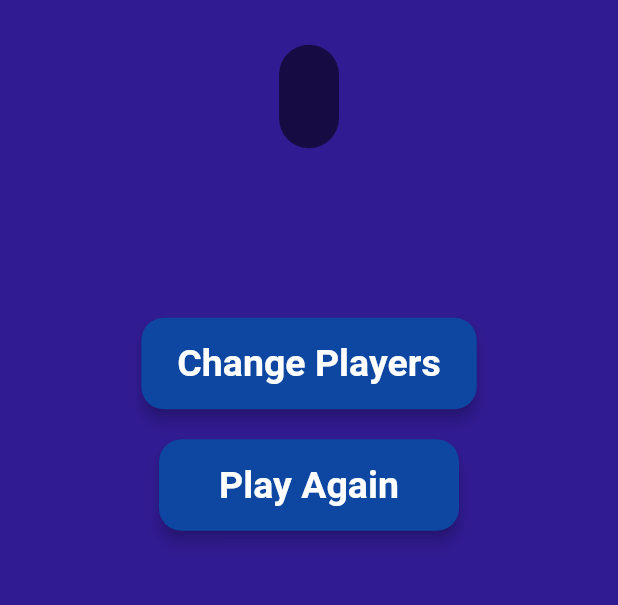
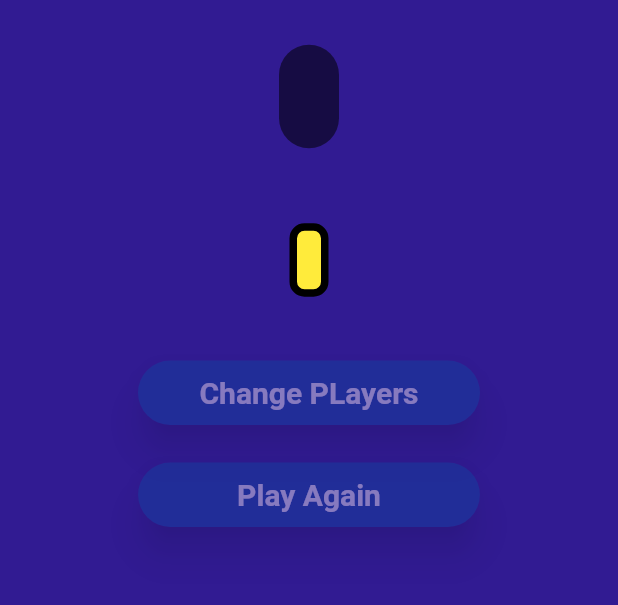
Before and after one commit to abdullahdarofficial/XO-Royale, a Flutter app: the End_Screen screen opened directly with empty values, on a phone screen of 412 x 824 dp, the part 424-1029 px from its top. Run offline on Flutter 3.47's test engine with Material 2 defaults, Android fonts, the phone set to English and light mode, and no system bars.

Commit message:
Animation Added

```diff
--- a/lib/Pages/End_Screen.dart
+++ b/lib/Pages/End_Screen.dart
@@ -1,3 +1,5 @@
+import 'dart:async';
+
 import 'package:flutter/material.dart';
 import 'package:tic_tac_toe/Pages/Game_Page.dart';
 import 'package:tic_tac_toe/Pages/Intro_Screen.dart';
@@ -24,6 +26,7 @@ class _End_ScreenState extends State<End_Screen> {
   var result = '';
   var name1 = '';
   var name2 = '';
+  var _opacity = 0.0;
 
   @override
   void initState() {
@@ -33,6 +36,12 @@ class _End_ScreenState extends State<End_Screen> {
     result = widget.result;
     name1=widget.name1;
     name2=widget.name2;
+
+    Timer(Duration(seconds: 1),(){
+      setState(() {
+        _opacity=1.0;
+      });
+    });
   }
   Widget build(BuildContext context) {
     return Scaffold(
@@ -40,9 +49,11 @@ class _End_ScreenState extends State<End_Screen> {
       body: Container(
         margin: EdgeInsets.only(left: 50,right: 50),
         child: Center(
+          child: SingleChildScrollView(
             child: Column(
               mainAxisAlignment: MainAxisAlignment.center,
               children: [
+                SizedBox(height: 10,),
                 Container(
                   decoration: BoxDecoration(
                       color: Colors.black54,
@@ -101,64 +112,85 @@ class _End_ScreenState extends State<End_Screen> {
                   ),
                 ),
                 SizedBox(height: 50,),
-              Text(result,
+                Container(
+                  decoration: BoxDecoration(
+                    color: Colors.yellow,
+                    borderRadius: BorderRadius.circular(10),
+                    border: Border.all(
+                      width: 5.0,
+                      color: Colors.black,
+                    ),
+
+                  ),
+                  child: Padding(
+                    padding: const EdgeInsets.all(8.0),
+                    child: Text(result,
+                      style: TextStyle(
+                          fontSize: 20,
+                          color: Colors.black,
+                          fontWeight: FontWeight.bold
+                      ),),
+                  ),
+                ),
+                SizedBox(height: 40,),
+                AnimatedOpacity(
+                  opacity: _opacity,
+                  duration: Duration(seconds: 2),
+                  curve: Curves.easeInOut,
+                  child: ElevatedButton(onPressed: (){
+                    Navigator.pushReplacement(context, MaterialPageRoute(builder: (context) {
+                      return Intro_Screen();
+                    }));
+                  }, child: Padding(
+                  padding: const EdgeInsets.only(top: 10,bottom: 10,left: 25,right: 25),
+          child: Text(
+            'Change PLayers',
             style: TextStyle(
                   fontSize: 20,
                   color: Colors.white,
                   fontWeight: FontWeight.bold
-                ),),
-              SizedBox(height: 40,),
-              ElevatedButton(
-                onPressed: () {
-                  Navigator.pushReplacement(context, MaterialPageRoute(builder: (context) {
-                    return Intro_Screen();
-                  }));                },
-                style: ElevatedButton.styleFrom(
-                  primary: Colors.blue.shade900, // Background color
-                  onPrimary: Colors.white, // Text color
-                  elevation: 4, // Depth of the button
-                  padding: EdgeInsets.symmetric(horizontal: 24, vertical: 16), // Button padding
-                  minimumSize: Size(200, 60), // Minimum width and height
-                  shape: RoundedRectangleBorder(
-                    borderRadius: BorderRadius.circular(15), // Button border radius
-                  ),
-                ),
-                child: Text(
-                  'Change Players',
-                  style: TextStyle(
-                    fontSize: 25,
-                    fontWeight: FontWeight.bold,
             ),
           ),
         ),
+        style: ElevatedButton.styleFrom(
+            elevation: 10.0,
+            backgroundColor: Colors.blue.shade900,
+            shape: RoundedRectangleBorder(
+              borderRadius: BorderRadius.circular(40),
+            )
+        ),),
+                ),
                 SizedBox(height: 20,),
-              ElevatedButton(
-                onPressed: () {
+                AnimatedOpacity(
+                  opacity: _opacity,
+                  duration: Duration(seconds: 2),
+                  curve: Curves.easeInOut,
+                  child: ElevatedButton(onPressed: (){
                     Navigator.pushReplacement(context, MaterialPageRoute(builder: (context){
                       return Game_Interface_Screen(nam1: name1, nam2: name2);
                     }));
-                  },
-                style: ElevatedButton.styleFrom(
-                  primary: Colors.blue.shade900, // Background color
-                  onPrimary: Colors.white, // Text color
-                  elevation: 4, // Depth of the button
-                  padding: EdgeInsets.symmetric(horizontal: 24, vertical: 16), // Button padding
-                  minimumSize: Size(200, 60), // Minimum width and height
-                  shape: RoundedRectangleBorder(
-                    borderRadius: BorderRadius.circular(15), // Button border radius
-                  ),
-                ),
+                  },   child: Padding(
+      padding: const EdgeInsets.only(top: 10,bottom: 10,left: 50,right: 50),
       child: Text(
         'Play Again',
         style: TextStyle(
-                    fontSize: 25,
-                    fontWeight: FontWeight.bold,
+            fontSize: 20,
+            color: Colors.white,
+            fontWeight: FontWeight.bold
         ),
       ),
+    ),
+    style: ElevatedButton.styleFrom(
+    elevation: 10.0,
+    backgroundColor: Colors.blue.shade900,
+    shape: RoundedRectangleBorder(
+    borderRadius: BorderRadius.circular(40),
     )
-
-
+    ),),
+                ),
+                SizedBox(height: 10,),
               ],
+            ),
           ),
         ),
       ),
--- a/lib/Pages/Game_Page.dart
+++ b/lib/Pages/Game_Page.dart
@@ -177,6 +177,7 @@ class _Game_Interface_ScreenState extends State<Game_Interface_Screen> {
       backgroundColor: Colors.deepPurple.shade900,
       body: Container(
         child: Center(
+          child: SingleChildScrollView(
             child: Column(
               mainAxisAlignment: MainAxisAlignment.center,
               children: [
@@ -566,6 +567,7 @@ class _Game_Interface_ScreenState extends State<Game_Interface_Screen> {
             ),
           ),
         ),
+      ),
     );
   }
 }
--- a/lib/Pages/Intro_Screen.dart
+++ b/lib/Pages/Intro_Screen.dart
@@ -181,7 +181,7 @@ class _Intro_ScreenState extends State<Intro_Screen> {
                   var name1 = name1contrl.text.toString();
                   var name2 = name2contrl.text.toString();
                   print('Player One: $name1\nPlayer Two: $name2');
-                  Navigator.push(context, MaterialPageRoute(builder: (context){
+                  Navigator.pushReplacement(context, MaterialPageRoute(builder: (context){
                     return Game_Interface_Screen(nam1: name1,nam2: name2,);
                   }));
                 }, child: Padding(
--- a/lib/Pages/Splash_Screen.dart
+++ b/lib/Pages/Splash_Screen.dart
@@ -11,10 +11,18 @@ class Splash_Screen extends StatefulWidget {
 }
 
 class _Splash_ScreenState extends State<Splash_Screen> {
+ var _opacity = 0.0;
   @override
   void initState() {
     super.initState();
-     Timer(Duration(seconds: 3),(){
+    Timer(
+      Duration(seconds: 1),(){
+      setState(() {
+        _opacity=1.0;
+      });
+    });
+
+     Timer(Duration(seconds: 4),(){
        Navigator.pushReplacement(
            context, MaterialPageRoute(
            builder: (context){
@@ -28,6 +36,10 @@ class _Splash_ScreenState extends State<Splash_Screen> {
       backgroundColor: Colors.deepPurple.shade900,
       body: Container(
         child: Center(
+          child: AnimatedOpacity(
+            opacity: _opacity,
+            duration: Duration(seconds: 2),
+            curve: Curves.easeInOut,
             child: Column(
               mainAxisAlignment: MainAxisAlignment.center,
               children: [
@@ -63,6 +75,7 @@ class _Splash_ScreenState extends State<Splash_Screen> {
             ),
           ),
         ),
+      ),
     );
   }
 }
--- a/lib/main.dart
+++ b/lib/main.dart
@@ -1,4 +1,6 @@
 import 'package:flutter/material.dart';
+import 'package:tic_tac_toe/Pages/End_Screen.dart';
+import 'package:tic_tac_toe/Pages/Game_Page.dart';
 import 'package:tic_tac_toe/Pages/Splash_Screen.dart';
 
 void main() {
@@ -13,7 +15,7 @@ class MyApp extends StatelessWidget {
     return MaterialApp(
       title: 'Tic Tac Toe',
       debugShowCheckedModeBanner: false,
-     home: Splash_Screen(),
+      home: Splash_Screen(),
     );
   }
 }
```
Lines whose indentation alone changed are shown as unchanged.
